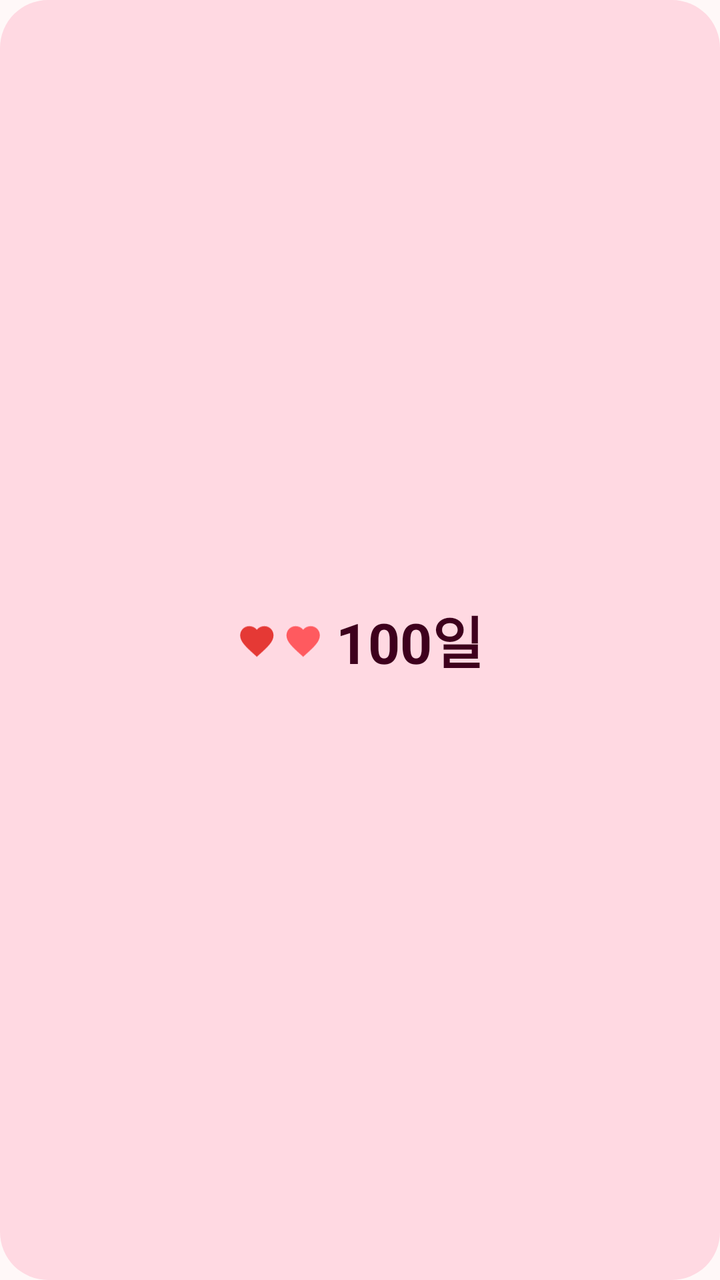
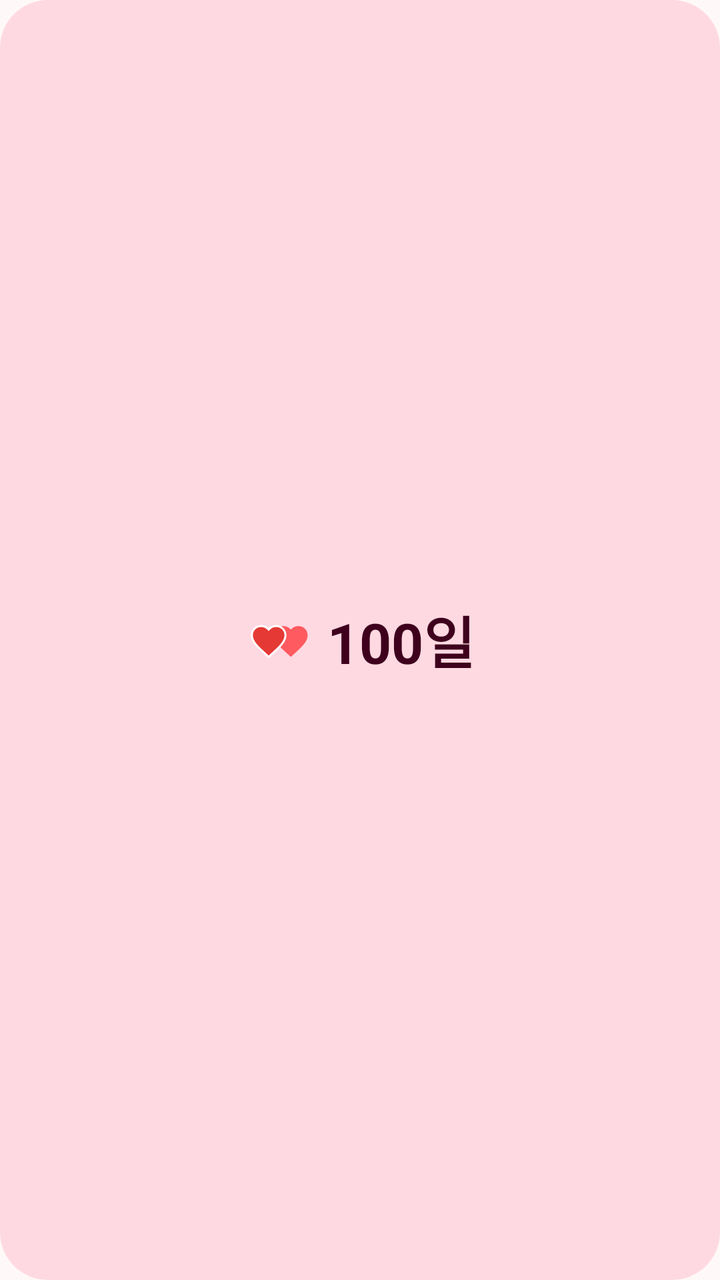

An Android layout rendered at two revisions. The XML below is the earlier revision; the diff shows what the commit changed to produce the second picture.
<!-- AndroidManifest.xml: application theme Theme.Uridul -->
<!-- res/layout/widget_preview_heart.xml -->
<?xml version="1.0" encoding="utf-8"?>
<LinearLayout xmlns:android="http://schemas.android.com/apk/res/android"
    android:layout_width="match_parent"
    android:layout_height="match_parent"
    android:background="@drawable/widget_preview_bg"
    android:gravity="center"
    android:orientation="horizontal"
    android:padding="8dp">

    <ImageView
        android:layout_width="44dp"
        android:layout_height="28dp"
        android:contentDescription="@null"
        android:src="@drawable/heart_beat_0" />

    <TextView
        android:layout_width="wrap_content"
        android:layout_height="wrap_content"
        android:layout_marginStart="6dp"
        android:text="@string/heart_widget_preview_days"
        android:textColor="@color/widget_preview_text"
        android:textSize="28sp"
        android:textStyle="bold" />
</LinearLayout>
<!-- resources referenced by this layout -->
<resources>
  <color name="widget_preview_text">#FF3E001D</color>
  <!-- drawable heart_beat_0 (drawable) -->
  <?xml version="1.0" encoding="utf-8"?>
  <vector xmlns:android="http://schemas.android.com/apk/res/android"
      android:width="38dp"
      android:height="24dp"
      android:viewportWidth="38"
      android:viewportHeight="24">
      <group android:pivotX="12" android:pivotY="12" android:translateX="-3" android:translateY="0.5"
          android:scaleX="0.72" android:scaleY="0.72">
          <path android:fillColor="@color/heart_red" android:pathData="M12,21.35l-1.45,-1.32C5.4,15.36 2,12.28 2,8.5 2,5.42 4.42,3 7.5,3c1.74,0 3.41,0.81 4.5,2.09C13.09,3.81 14.76,3 16.5,3 19.58,3 22,5.42 22,8.5c0,3.78 -3.4,6.86 -8.55,11.54L12,21.35z" />
      </group>
      <group android:pivotX="12" android:pivotY="12" android:translateX="17" android:translateY="0.5"
          android:scaleX="0.72" android:scaleY="0.72">
          <path android:fillColor="@color/heart_red_light" android:pathData="M12,21.35l-1.45,-1.32C5.4,15.36 2,12.28 2,8.5 2,5.42 4.42,3 7.5,3c1.74,0 3.41,0.81 4.5,2.09C13.09,3.81 14.76,3 16.5,3 19.58,3 22,5.42 22,8.5c0,3.78 -3.4,6.86 -8.55,11.54L12,21.35z" />
      </group>
  </vector>
  <!-- drawable widget_preview_bg (drawable) -->
  <?xml version="1.0" encoding="utf-8"?>
  <shape xmlns:android="http://schemas.android.com/apk/res/android" android:shape="rectangle">
      <solid android:color="@color/widget_preview_bg" />
      <corners android:radius="24dp" />
  </shape>
  <string name="heart_widget_preview_days">100일</string>
  <style name="Theme.Uridul" parent="android:Theme.Material.Light.NoActionBar">
          <item name="android:windowBackground">@color/window_background</item>
      </style>
  <color name="heart_red">#FFE53935</color>
  <color name="heart_red_light">#FFFF5A5F</color>
  <color name="widget_preview_bg">#FFFFD9E2</color>
  <color name="window_background">#FFFFF8F8</color>
</resources>

<!-- the commit's change to res/layout/widget_preview_heart.xml (unified diff, before → after) -->
@@ -8,7 +8,7 @@
     android:padding="8dp">
 
     <ImageView
-        android:layout_width="44dp"
+        android:layout_width="35dp"
         android:layout_height="28dp"
         android:contentDescription="@null"
         android:src="@drawable/heart_beat_0" />
<!-- resource entries referenced after the edit -->
@@ -4,17 +4,17 @@
   <!-- drawable heart_beat_0 (drawable) -->
   <?xml version="1.0" encoding="utf-8"?>
   <vector xmlns:android="http://schemas.android.com/apk/res/android"
-      android:width="38dp"
+      android:width="30dp"
       android:height="24dp"
-      android:viewportWidth="38"
+      android:viewportWidth="30"
       android:viewportHeight="24">
-      <group android:pivotX="12" android:pivotY="12" android:translateX="-3" android:translateY="0.5"
-          android:scaleX="0.72" android:scaleY="0.72">
-          <path android:fillColor="@color/heart_red" android:pathData="M12,21.35l-1.45,-1.32C5.4,15.36 2,12.28 2,8.5 2,5.42 4.42,3 7.5,3c1.74,0 3.41,0.81 4.5,2.09C13.09,3.81 14.76,3 16.5,3 19.58,3 22,5.42 22,8.5c0,3.78 -3.4,6.86 -8.55,11.54L12,21.35z" />
-      </group>
-      <group android:pivotX="12" android:pivotY="12" android:translateX="17" android:translateY="0.5"
+      <group android:pivotX="12" android:pivotY="12" android:translateX="7.5" android:translateY="0.5"
           android:scaleX="0.72" android:scaleY="0.72">
           <path android:fillColor="@color/heart_red_light" android:pathData="M12,21.35l-1.45,-1.32C5.4,15.36 2,12.28 2,8.5 2,5.42 4.42,3 7.5,3c1.74,0 3.41,0.81 4.5,2.09C13.09,3.81 14.76,3 16.5,3 19.58,3 22,5.42 22,8.5c0,3.78 -3.4,6.86 -8.55,11.54L12,21.35z" />
+      </group>
+      <group android:pivotX="12" android:pivotY="12" android:translateX="-2" android:translateY="0.5"
+          android:scaleX="0.72" android:scaleY="0.72">
+          <path android:fillColor="@color/heart_red" android:strokeColor="@color/heart_outline" android:strokeWidth="1.2" android:pathData="M12,21.35l-1.45,-1.32C5.4,15.36 2,12.28 2,8.5 2,5.42 4.42,3 7.5,3c1.74,0 3.41,0.81 4.5,2.09C13.09,3.81 14.76,3 16.5,3 19.58,3 22,5.42 22,8.5c0,3.78 -3.4,6.86 -8.55,11.54L12,21.35z" />
       </group>
   </vector>
   <!-- drawable widget_preview_bg (drawable) -->
@@ -28,6 +28,7 @@
           <item name="android:windowBackground">@color/window_background</item>
       </style>
   <color name="heart_red">#FFE53935</color>
+  <color name="heart_outline">#FFFFFFFF</color>
   <color name="heart_red_light">#FFFF5A5F</color>
   <color name="widget_preview_bg">#FFFFD9E2</color>
   <color name="window_background">#FFFFF8F8</color>
